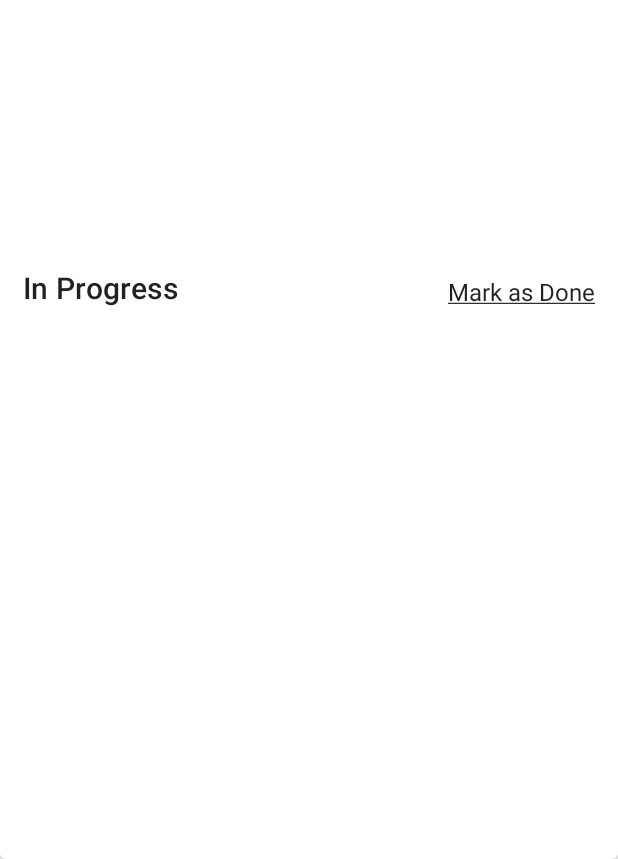
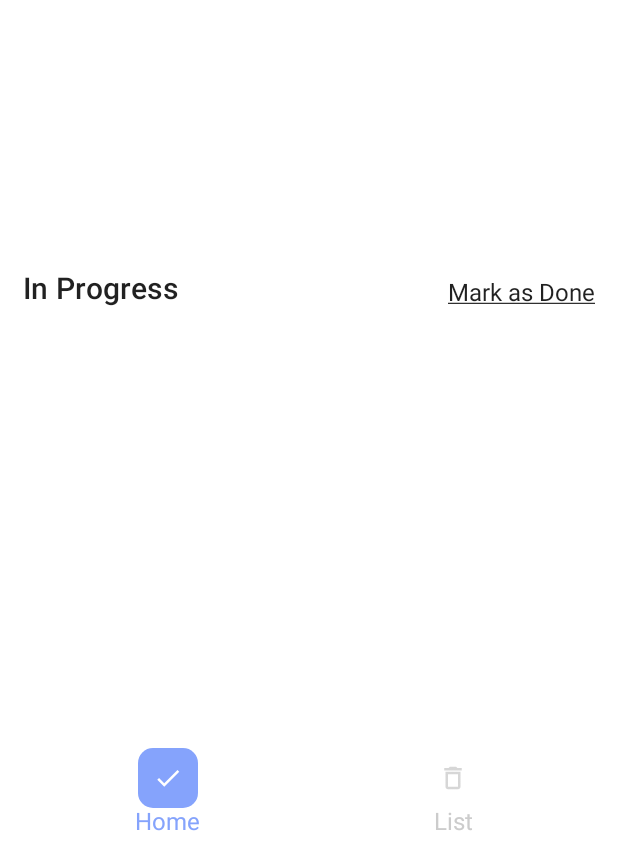
Before and after one commit to macluczak/MyNotes, an Android app built with Jetpack Compose: the composable HomeScreen shown on its own in the app's theme, on a phone screen of 412 x 824 dp, the part 377-1236 px from its top. Run offline under Robolectric (Android 15) with nearby library versions, the phone set to English and light mode, and no system bars; our stand-ins replace Room's generated code, livedata-compose.

Commit message:
BottomMenu commit

```diff
--- /dev/null
+++ b/app/src/main/java/com/macluczak/mywallet/BottomMenuContent.kt
@@ -0,0 +1,8 @@
+package com.macluczak.mywallet
+
+import androidx.annotation.DrawableRes
+
+data class BottomMenuContent(
+    val title: String,
+    @DrawableRes val iconId: Int
+)
--- a/app/src/main/java/com/macluczak/mywallet/HomeScreen.kt
+++ b/app/src/main/java/com/macluczak/mywallet/HomeScreen.kt
@@ -4,14 +4,12 @@ import android.util.Log
 import androidx.compose.foundation.Canvas
 import androidx.compose.foundation.background
 import androidx.compose.foundation.clickable
+import androidx.compose.foundation.horizontalScroll
 import androidx.compose.foundation.layout.*
 import androidx.compose.foundation.lazy.LazyColumn
 import androidx.compose.foundation.lazy.LazyRow
 import androidx.compose.foundation.shape.RoundedCornerShape
-import androidx.compose.material.Card
-import androidx.compose.material.MaterialTheme
-import androidx.compose.material.Text
-import androidx.compose.material.TextField
+import androidx.compose.material.*
 import androidx.compose.runtime.*
 import androidx.compose.runtime.livedata.observeAsState
 import androidx.compose.ui.Alignment
@@ -22,6 +20,7 @@ import androidx.compose.ui.graphics.Color
 import androidx.compose.ui.graphics.Path
 import androidx.compose.ui.input.key.onKeyEvent
 import androidx.compose.ui.modifier.modifierLocalConsumer
+import androidx.compose.ui.res.painterResource
 import androidx.compose.ui.text.font.FontWeight
 import androidx.compose.ui.text.style.TextDecoration
 import androidx.compose.ui.tooling.preview.Preview
@@ -45,11 +44,89 @@ fun HomeScreen(viewModel: MainViewModel, navController: NavController) {
             CardViewHome(viewModel = viewModel, navController = navController)
 
 
+
         }
+        BottomMenu(items = listOf(
+            BottomMenuContent("Home", R.drawable.ic_baseline_check_24),
+            BottomMenuContent("List", R.drawable.ic_baseline_delete_outline_24)
+        ), modifier = Modifier.align(Alignment.BottomCenter))
 
     }
 }
 
+@Composable
+fun BottomMenu(
+    items: List<BottomMenuContent>,
+    modifier: Modifier = Modifier,
+    activeHighlightColor: Color = BlueNote,
+    activeTextColor: Color = BlueNote,
+    activeIconColor: Color = Color.White,
+    inactiveTextColor: Color = Color.LightGray,
+    initialSelectedItemIndex: Int = 0
+) {
+    var selectedItemIndex by remember {
+        mutableStateOf(initialSelectedItemIndex)
+    }
+    Row(
+        horizontalArrangement = Arrangement.SpaceAround,
+        verticalAlignment = Alignment.CenterVertically,
+        modifier = modifier
+            .fillMaxWidth()
+            .background(Color.White)
+            .padding(15.dp)
+    ) {
+        items.forEachIndexed { index, item ->
+            BottomMenuItem(
+                item = item,
+                isSelected = index == selectedItemIndex,
+                activeHighlightColor = activeHighlightColor,
+                activeTextColor = activeTextColor,
+                activeIconColor= activeIconColor,
+                inactiveTextColor = inactiveTextColor
+            ) {
+                selectedItemIndex = index
+            }
+        }
+    }
+}
+
+@Composable
+fun BottomMenuItem(
+    item: BottomMenuContent,
+    isSelected: Boolean = false,
+    activeHighlightColor: Color = BlueNote,
+    activeTextColor: Color = BlueNote,
+    activeIconColor: Color = Color.White,
+    inactiveTextColor: Color = Color.LightGray,
+    onItemClick: () -> Unit
+) {
+    Column(
+        horizontalAlignment = Alignment.CenterHorizontally,
+        verticalArrangement = Arrangement.Center,
+        modifier = Modifier.clickable {
+            onItemClick()
+        }
+    ) {
+        Box(
+            contentAlignment = Alignment.Center,
+            modifier = Modifier
+                .clip(RoundedCornerShape(10.dp))
+                .background(if (isSelected) activeHighlightColor else Color.Transparent)
+                .padding(10.dp)
+        ) {
+            Icon(
+                painter = painterResource(id = item.iconId),
+                contentDescription = item.title,
+                tint = if (isSelected) activeIconColor else inactiveTextColor,
+                modifier = Modifier.size(20.dp)
+            )
+        }
+        Text(
+            text = item.title,
+            color = if(isSelected) activeTextColor else inactiveTextColor
+        )
+    }
+}
 
 @Composable
 fun Calendar(viewModel: MainViewModel) {
@@ -181,6 +258,7 @@ fun CardViewHome(viewModel: MainViewModel, navController: NavController) {
         }
 
 
+
     }
 
 
```
Also changed, not shown: app/src/main/java/com/macluczak/mywallet/MainActivity.kt (+6 -2 lines), app/src/main/java/com/macluczak/mywallet/NotesListView.kt (+9 -7 lines).
